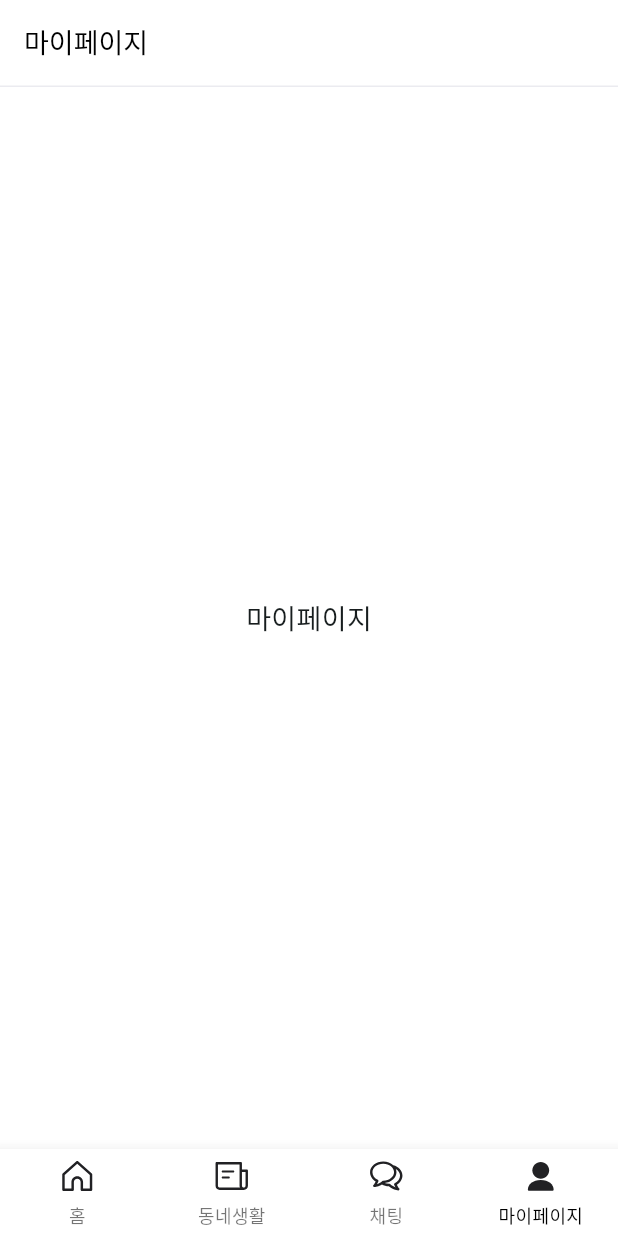
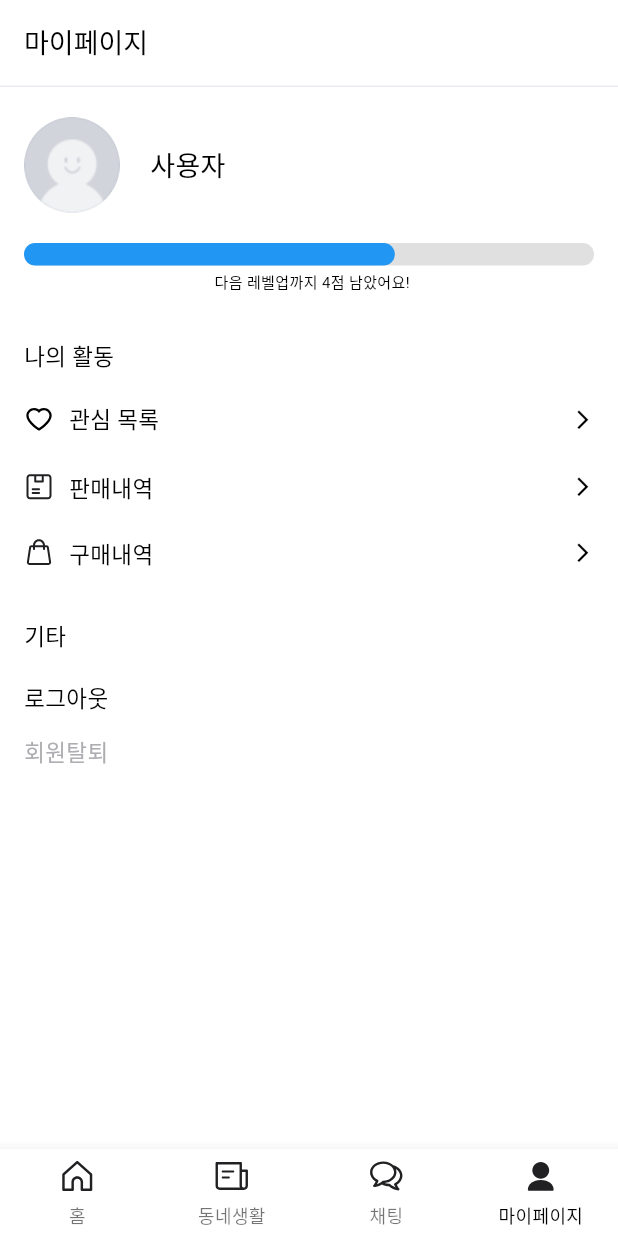
Before and after one commit to gdsc-ssu/anbd-app, a Flutter app: the screen it shows after launch, item 4 of the bottom bar chosen, on a phone screen of 412 x 824 dp. Run offline on Flutter 3.47's test engine with Material 3 defaults, Android fonts, the phone set to English and light mode, and no system bars; our stand-ins replace dio, flutter_secure_storage, flutter_svg, freezed_annotation, geolocator, get_it and 6 more; missing offline and left inert: flutter_config, flutter_google_maps_webservices, photo_manager; generated files the repository leaves out were written again; network calls fail; Roboto replaces fonts that are missing (PretendardRegular, PretendardSemiBold).

Commit message:
[Feat/#42] 마이페이지 구현 (#51)
* rebase main

* rebase main

* feat: 마이페이지 뷰 및 api 구현

```diff
--- a/lib/constants/apis.dart
+++ b/lib/constants/apis.dart
@@ -14,6 +14,7 @@ abstract class Apis {
 
   /// user 관련 api
   static const String putUsersProfiles = "users/profiles";
+  static const String getUsersProfiles = "users/me/profile";
 
   /// share post 관련 api
   static const String createSharePosts = "share-posts";
--- a/lib/constants/paths.dart
+++ b/lib/constants/paths.dart
@@ -14,4 +14,6 @@ abstract class Paths {
 
   static const String sharePost = '/sharePost';
   static const String sharePostImageSelect = '/sharePostImageSelect';
+
+  static const String mypage = '/mypage';
 }
--- a/lib/main.dart
+++ b/lib/main.dart
@@ -1,4 +1,5 @@
 import 'package:anbd/data/di/get_it_locator.dart';
+import 'package:anbd/screens/mypage/mypage_view_model.dart';
 import 'package:flutter/material.dart';
 import 'package:flutter_config/flutter_config.dart';
 import 'package:flutter_localizations/flutter_localizations.dart';
@@ -37,9 +38,11 @@ class MyApp extends StatelessWidget {
             masterToken: FlutterConfig.get('master_access_token') ?? '',
           ),
         ),
-        ChangeNotifierProvider(create: (_) => DetailViewModel(
-          token: FlutterConfig.get('master_access_token') ?? '',
-        )),
+        ChangeNotifierProvider(
+            create: (_) => DetailViewModel(
+                  token: FlutterConfig.get('master_access_token') ?? '',
+                )),
+        ChangeNotifierProvider(create: (_) => MyPageViewModel()),
       ],
       child: MaterialApp.router(
         /// 나라 지역 설정
--- a/lib/route/routes.dart
+++ b/lib/route/routes.dart
@@ -4,6 +4,7 @@ import 'package:anbd/screens/auth/signup/location/location_screen.dart';
 import 'package:anbd/screens/auth/signup/question/question_screen.dart';
 import 'package:anbd/screens/home/share_post/image/image_select_screen.dart';
 import 'package:anbd/screens/home/share_post/share_post_create_screen.dart';
+import 'package:anbd/screens/mypage/mypage_screen.dart';
 import 'package:go_router/go_router.dart';
 import 'package:anbd/constants/constants.dart';
 import 'package:shared_preferences/shared_preferences.dart';
@@ -66,6 +67,10 @@ class AppRouter {
           path: Paths.sharePostImageSelect,
           builder: (context, state) => const ImageSelectScreen(),
         ),
+        GoRoute(
+          path: Paths.mypage,
+          builder: (context, state) => const MyPageScreen(),
+        ),
       ],
     );
   }
--- a/lib/screens/mypage/mypage_screen.dart
+++ b/lib/screens/mypage/mypage_screen.dart
@@ -1,14 +1,124 @@
+import 'package:anbd/constants/constants.dart';
+import 'package:anbd/screens/mypage/mypage_view_model.dart';
 import 'package:flutter/material.dart';
+import 'package:flutter_svg/flutter_svg.dart';
+import 'package:provider/provider.dart';
 
 class MyPageScreen extends StatelessWidget {
   const MyPageScreen({super.key});
 
   @override
   Widget build(BuildContext context) {
-    return const Center(
-      child: Text(
-        "마이페이지",
-        style: TextStyle(fontSize: 18),
+    return Scaffold(
+      body: ListView(
+        padding: const EdgeInsets.symmetric(horizontal: 16, vertical: 20),
+        children: [
+          /// 사용자 정보
+          Row(
+            crossAxisAlignment: CrossAxisAlignment.center,
+            children: [
+              Consumer<MyPageViewModel>(
+                builder: (context, viewModel, _) {
+                  final imageUrl = viewModel.imageUrl;
+
+                  return CircleAvatar(
+                    radius: 32,
+                    backgroundColor: AnbdColor.systemGray02,
+                    backgroundImage: imageUrl != null && imageUrl.isNotEmpty
+                        ? NetworkImage(imageUrl)
+                        : const AssetImage('assets/images/mypage_img.png')
+                            as ImageProvider,
+                  );
+                },
+              ),
+              const SizedBox(width: 20),
+              Expanded(
+                child: Consumer<MyPageViewModel>(
+                  builder: (context, viewModel, _) {
+                    return Text(
+                      viewModel.name ?? '사용자',
+                      style: AnbdTextStyle.TitleSB18,
+                    );
+                  },
+                ),
+              ),
+            ],
+          ),
+          const SizedBox(height: 20),
+
+          /// 레벨 진행 바
+          Stack(
+            children: [
+              Container(
+                height: 15,
+                decoration: BoxDecoration(
+                  color: Colors.grey.shade300,
+                  borderRadius: BorderRadius.circular(10),
+                ),
+              ),
+              Container(
+                height: 15,
+                width: MediaQuery.of(context).size.width * 0.6,
+                decoration: BoxDecoration(
+                  color: Colors.blue,
+                  borderRadius: BorderRadius.circular(10),
+                ),
+              ),
+            ],
+          ),
+          const SizedBox(height: 4),
+          Row(
+            mainAxisAlignment: MainAxisAlignment.center,
+            children: const [
+              SizedBox(width: 4),
+              Text("다음 레벨업까지 4점 남았어요!", style: AnbdTextStyle.Body10),
+            ],
+          ),
+          const SizedBox(height: 30),
+
+          /// 나의 활동
+          const Text("나의 활동", style: AnbdTextStyle.BodySB15),
+          const SizedBox(height: 15),
+          _buildMenuItem("관심 목록", 'assets/svg/heart.svg'),
+          const SizedBox(height: 15),
+          _buildMenuItem("판매내역", 'assets/svg/delivery.svg'),
+          const SizedBox(height: 15),
+          _buildMenuItem("구매내역", 'assets/svg/product.svg'),
+
+          const SizedBox(height: 30),
+
+          /// 기타
+          const Text("기타", style: AnbdTextStyle.BodySB15),
+          const SizedBox(height: 20),
+          const Text("로그아웃", style: AnbdTextStyle.BodySB15),
+          const SizedBox(height: 15),
+
+          Text("회원탈퇴",
+              style: AnbdTextStyle.BodySB15.copyWith(
+                  color: AnbdColor.systemGray03)),
+        ],
+      ),
+    );
+  }
+
+  Widget _buildMenuItem(String title, String icon) {
+    return Padding(
+      padding: const EdgeInsets.symmetric(vertical: 4),
+      child: GestureDetector(
+        onTap: () {},
+        child: Row(
+          children: [
+            SvgPicture.asset(icon, width: 20, height: 20),
+            const SizedBox(width: 10),
+            Expanded(
+              child: Text(
+                title,
+                style: AnbdTextStyle.BodySB15,
+              ),
+            ),
+            const Icon(Icons.arrow_forward_ios, size: 15),
+          ],
+        ),
       ),
     );
   }
--- /dev/null
+++ b/lib/screens/mypage/mypage_view_model.dart
@@ -0,0 +1,32 @@
+import 'dart:developer';
+
+import 'package:anbd/data/service/user_service.dart';
+import 'package:flutter/material.dart';
+import 'package:get_it/get_it.dart';
+
+class MyPageViewModel extends ChangeNotifier {
+  final UserService userService = GetIt.instance<UserService>();
+
+  String _currentLocation = '마이페이지'; // 기본 위치 이름
+  String get currentLocation => _currentLocation;
+
+  String? imageUrl;
+  String? name;
+
+  MyPageViewModel() {
+    fetchUserInfo();
+  }
+
+  void updateLocation(String newLocation) {
+    _currentLocation = newLocation;
+    notifyListeners();
+  }
+
+  Future<void> fetchUserInfo() async {
+    final response = await userService.getUsersProfiles();
+    imageUrl = response.profileImage;
+    name = response.nickname;
+    log("이름 $name");
+    notifyListeners();
+  }
+}
```
Also changed, not shown: lib/data/dto/response/user_profiles_response.dart (added, +18 -0 lines), lib/data/service/user_service.dart (+51 -0 lines), assets/images/mypage_img.png (added), assets/svg/delivery.svg (added), assets/svg/heart.svg (added), assets/svg/product.svg (added), assets/svg/setting.svg (added), pubspec.lock, 1 other file.
